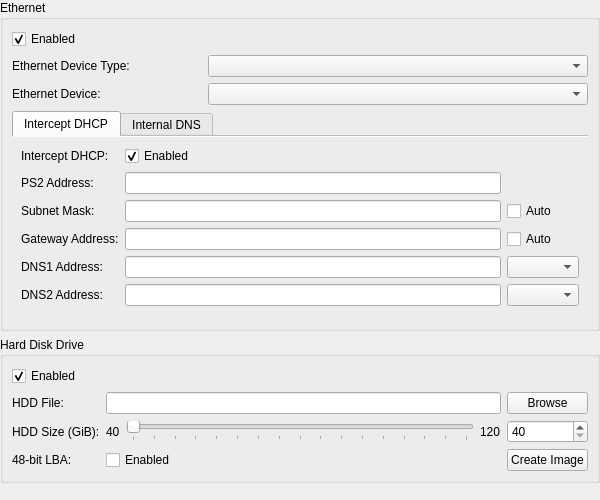
PCSX2/pcsx2, file pcsx2-qt/Settings/DEV9SettingsWidget.ui: the form before one commit.
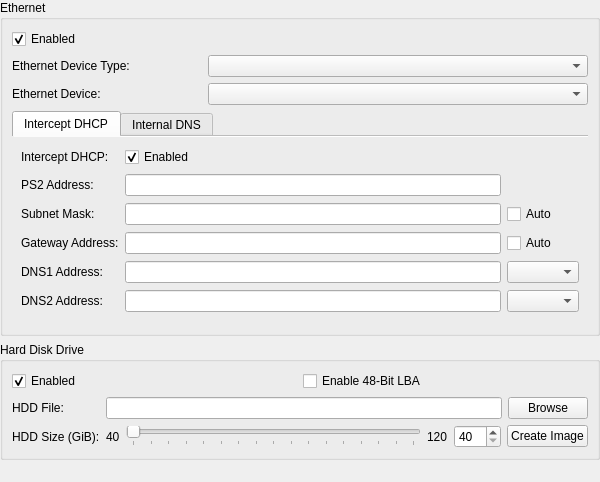
The form after the commit.

Commit message: Qt: Shrink settings window by ~30 pixels

```diff
--- a/pcsx2-qt/Settings/DEV9SettingsWidget.ui
+++ b/pcsx2-qt/Settings/DEV9SettingsWidget.ui
@@ -7,7 +7,7 @@
     <x>0</x>
     <y>0</y>
     <width>600</width>
-    <height>500</height>
+    <height>482</height>
    </rect>
   </property>
   <layout class="QVBoxLayout" name="verticalLayout">
@@ -274,14 +274,38 @@
       <string>Hard Disk Drive</string>
      </property>
      <layout class="QGridLayout" name="gridLayout_2">
-      <item row="1" column="0">
-       <widget class="QLabel" name="hddFileLabel">
+      <item row="1" column="2">
+       <widget class="QPushButton" name="hddBrowseFile">
         <property name="text">
-         <string>HDD File:</string>
+         <string>Browse</string>
         </property>
        </widget>
       </item>
-      <item row="2" column="1">
+      <item row="1" column="1">
+       <widget class="QLineEdit" name="hddFile"/>
+      </item>
+      <item row="0" column="0" colspan="3">
+       <layout class="QHBoxLayout" name="horizontalLayout_2">
+        <item>
+         <widget class="QCheckBox" name="hddEnabled">
+          <property name="text">
+           <string comment="HDD">Enabled</string>
+          </property>
+          <property name="checked">
+           <bool>true</bool>
+          </property>
+         </widget>
+        </item>
+        <item>
+         <widget class="QCheckBox" name="hddLBA48">
+          <property name="text">
+           <string>Enable 48-Bit LBA</string>
+          </property>
+         </widget>
+        </item>
+       </layout>
+      </item>
+      <item row="2" column="1" colspan="2">
        <layout class="QHBoxLayout" name="horizontalLayout">
         <item>
          <widget class="QLabel" name="hddSizeMinLabel">
@@ -319,9 +343,7 @@
           </property>
          </widget>
         </item>
-       </layout>
-      </item>
-      <item row="2" column="2">
+        <item>
        <widget class="QSpinBox" name="hddSizeSpinBox">
         <property name="minimum">
          <number>40</number>
@@ -331,51 +353,26 @@
         </property>
        </widget>
       </item>
-      <item row="2" column="0">
-       <widget class="QLabel" name="hddSizeLabel">
-        <property name="text">
-         <string>HDD Size (GiB):</string>
-        </property>
-       </widget>
-      </item>
-      <item row="0" column="0">
-       <widget class="QCheckBox" name="hddEnabled">
-        <property name="text">
-         <string comment="HDD">Enabled</string>
-        </property>
-        <property name="checked">
-         <bool>true</bool>
-        </property>
-       </widget>
-      </item>
-      <item row="1" column="2">
-       <widget class="QPushButton" name="hddBrowseFile">
-        <property name="text">
-         <string>Browse</string>
-        </property>
-       </widget>
-      </item>
-      <item row="1" column="1">
-       <widget class="QLineEdit" name="hddFile"/>
-      </item>
-      <item row="4" column="2">
+        <item>
        <widget class="QPushButton" name="hddCreate">
         <property name="text">
          <string>Create Image</string>
         </property>
        </widget>
       </item>
-      <item row="4" column="0">
-       <widget class="QLabel" name="hddLBA48Label">
+       </layout>
+      </item>
+      <item row="1" column="0">
+       <widget class="QLabel" name="hddFileLabel">
         <property name="text">
-         <string>48-bit LBA:</string>
+         <string>HDD File:</string>
         </property>
        </widget>
       </item>
-      <item row="4" column="1">
-       <widget class="QCheckBox" name="hddLBA48">
+      <item row="2" column="0">
+       <widget class="QLabel" name="hddSizeLabel">
         <property name="text">
-         <string>Enabled</string>
+         <string>HDD Size (GiB):</string>
         </property>
        </widget>
       </item>
```
Lines whose indentation alone changed are shown as unchanged. The commit also changes 2 other files.
